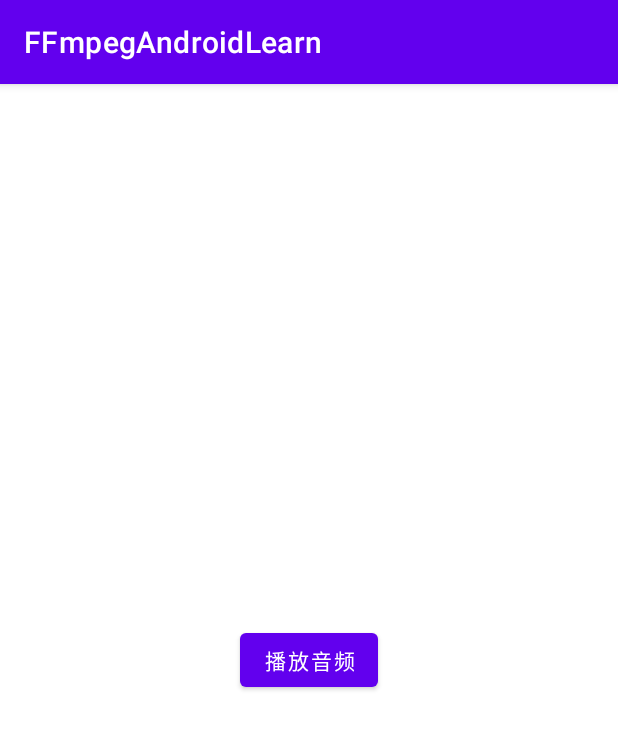
After one commit to zhupeipei/FFmpeg_learn, an Android app: the SimpleAudioPlayerActivity screen opened directly, with no data from a screen before it, on a phone screen of 412 x 824 dp. The commit adds this screen. Shown: the top 729 px of the screen. Run offline under Robolectric (Android 15) with nearby library versions, the phone set to English and light mode, and no system bars.

Commit message:
[feat] 播放音频功能添加-1

```diff
--- a/FFmpegAndroidLearn/app/build.gradle
+++ b/FFmpegAndroidLearn/app/build.gradle
@@ -50,11 +50,7 @@ android {
 }
 
 dependencies {
-
     implementation 'androidx.appcompat:appcompat:1.3.0'
     implementation 'com.google.android.material:material:1.4.0'
     implementation 'androidx.constraintlayout:constraintlayout:2.0.4'
-    testImplementation 'junit:junit:4.13.2'
-    androidTestImplementation 'androidx.test.ext:junit:1.1.3'
-    androidTestImplementation 'androidx.test.espresso:espresso-core:3.4.0'
 }
--- a/FFmpegAndroidLearn/app/src/main/AndroidManifest.xml
+++ b/FFmpegAndroidLearn/app/src/main/AndroidManifest.xml
@@ -19,6 +19,9 @@
         android:theme="@style/Theme.FFmpegAndroidLearn"
         tools:targetApi="31">
         <activity
+            android:name=".child.SimpleAudioPlayerActivity"
+            android:exported="false" />
+        <activity
             android:name=".child.SimpleRecordActivity"
             android:exported="false" />
         <activity
@@ -26,6 +29,7 @@
             android:exported="true">
             <intent-filter>
                 <action android:name="android.intent.action.MAIN" />
+
                 <category android:name="android.intent.category.LAUNCHER" />
             </intent-filter>
         </activity>
--- a/FFmpegAndroidLearn/app/src/main/cpp/CMakeLists.txt
+++ b/FFmpegAndroidLearn/app/src/main/cpp/CMakeLists.txt
@@ -24,7 +24,9 @@ add_library( # Sets the name of the library.
         SHARED
 
         # Provides a relative path to your source file(s).
-        native-lib.cpp)
+        native-lib.cpp
+        simple_audio_player.cpp
+        )
 
 add_library(ffmpeg SHARED IMPORTED)
 set_target_properties(ffmpeg
--- a/FFmpegAndroidLearn/app/src/main/java/com/aire/ffmpegLearn/MainActivity.java
+++ b/FFmpegAndroidLearn/app/src/main/java/com/aire/ffmpegLearn/MainActivity.java
@@ -5,6 +5,7 @@ import android.os.Bundle;
 
 import androidx.appcompat.app.AppCompatActivity;
 
+import com.aire.ffmpegLearn.child.SimpleAudioPlayerActivity;
 import com.aire.ffmpegLearn.child.SimpleRecordActivity;
 import com.aire.ffmpegLearn.databinding.ActivityMainBinding;
 
@@ -22,5 +23,9 @@ public class MainActivity extends AppCompatActivity {
         binding.recordTv.setOnClickListener(v -> {
             startActivity(new Intent(MainActivity.this, SimpleRecordActivity.class));
         });
+
+        binding.playAudio.setOnClickListener(v -> {
+            startActivity(new Intent(MainActivity.this, SimpleAudioPlayerActivity.class));
+        });
     }
 }
--- a/FFmpegAndroidLearn/app/src/main/java/com/aire/ffmpegLearn/NdkHelper.java
+++ b/FFmpegAndroidLearn/app/src/main/java/com/aire/ffmpegLearn/NdkHelper.java
@@ -1,12 +1,17 @@
 package com.aire.ffmpegLearn;
+
+import android.util.Log;
 
 /**
  * @author ZhuPeipei
  * @date 2022/9/8 10:22
  */
 public class NdkHelper {
+    private static final String TAG = "NdkHelper";
+
     // Used to load the 'ffmpegLearn' library on application startup.
     static {
+        Log.i(TAG, "static initializer: ");
         System.loadLibrary("ffmpegLearn");
     }
 
--- /dev/null
+++ b/FFmpegAndroidLearn/app/src/main/java/com/aire/ffmpegLearn/child/SimpleAudioPlayerActivity.java
@@ -0,0 +1,63 @@
+package com.aire.ffmpegLearn.child;
+
+import androidx.appcompat.app.AppCompatActivity;
+
+import android.Manifest;
+import android.os.Bundle;
+import android.os.Environment;
+
+import com.aire.ffmpegLearn.R;
+import com.aire.ffmpegLearn.databinding.ActivitySimpleAudioPlayerBinding;
+import com.aire.ffmpegLearn.media.SimpleAudioPlayer;
+import com.easypermission.EasyPermission;
+import com.easypermission.GrantResult;
+import com.easypermission.PermissionRequestListener;
+import com.easypermission.RequestPermissionRationalListener;
+
+import java.io.File;
+import java.util.Map;
+import java.util.concurrent.Executors;
+
+public class SimpleAudioPlayerActivity extends AppCompatActivity {
+    private static final String TAG = "SimpleAudioPlayerActivity";
+    private ActivitySimpleAudioPlayerBinding mAudioPlayerBinding;
+
+    @Override
+    protected void onCreate(Bundle savedInstanceState) {
+        super.onCreate(savedInstanceState);
+        mAudioPlayerBinding = ActivitySimpleAudioPlayerBinding.inflate(getLayoutInflater());
+        setContentView(mAudioPlayerBinding.getRoot());
+
+        EasyPermission.with(this)
+                .addPermission(Manifest.permission.READ_EXTERNAL_STORAGE)
+                .addPermission(Manifest.permission.WRITE_EXTERNAL_STORAGE)
+                .request(new PermissionRequestListener() {
+                    @Override
+                    public void onGrant(Map<String, GrantResult> result) {
+
+                    }
+
+                    @Override
+                    public void onCancel(String stopPermission) {
+
+                    }
+                });
+
+        mAudioPlayerBinding.playAudioBtn.setOnClickListener(v -> {
+            Executors.newSingleThreadExecutor().submit(new Runnable() {
+                @Override
+                public void run() {
+                    if (!EasyPermission.isPermissionGrant(
+                            SimpleAudioPlayerActivity.this,
+                            Manifest.permission.READ_EXTERNAL_STORAGE,
+                            Manifest.permission.WRITE_EXTERNAL_STORAGE)) {
+                        return;
+                    }
+                    File folder = new File(Environment.getExternalStorageDirectory(), "/sdcard/test");
+                    String filePath = new File(folder, "audio_record.wav").getAbsolutePath();
+                    new SimpleAudioPlayer().playAudio(filePath);
+                }
+            });
+        });
+    }
+}
--- a/FFmpegAndroidLearn/app/src/main/res/layout/activity_main.xml
+++ b/FFmpegAndroidLearn/app/src/main/res/layout/activity_main.xml
@@ -24,10 +24,11 @@
             android:background="@color/black" />
 
         <TextView
+            android:id="@+id/playAudio"
             android:layout_width="match_parent"
             android:layout_height="50dp"
             android:gravity="center"
-            android:text="音频录音" />
+            android:text="播放音频" />
 
         <View
             android:layout_width="match_parent"
--- /dev/null
+++ b/FFmpegAndroidLearn/app/src/main/res/layout/activity_simple_audio_player.xml
@@ -0,0 +1,19 @@
+<?xml version="1.0" encoding="utf-8"?>
+<androidx.constraintlayout.widget.ConstraintLayout xmlns:android="http://schemas.android.com/apk/res/android"
+    xmlns:app="http://schemas.android.com/apk/res-auto"
+    xmlns:tools="http://schemas.android.com/tools"
+    android:layout_width="match_parent"
+    android:layout_height="match_parent"
+    tools:context=".child.SimpleAudioPlayerActivity">
+
+    <Button
+        android:id="@+id/playAudioBtn"
+        android:layout_width="wrap_content"
+        android:layout_height="wrap_content"
+        android:text="播放音频"
+        app:layout_constraintBottom_toBottomOf="parent"
+        app:layout_constraintLeft_toLeftOf="parent"
+        app:layout_constraintRight_toRightOf="parent"
+        app:layout_constraintTop_toTopOf="parent" />
+
+</androidx.constraintlayout.widget.ConstraintLayout>
```
Also changed, not shown: FFmpegAndroidLearn/app/src/main/java/com/aire/ffmpegLearn/media/SimpleAudioPlayer.java (added, +18 -0 lines), 3 other files.
